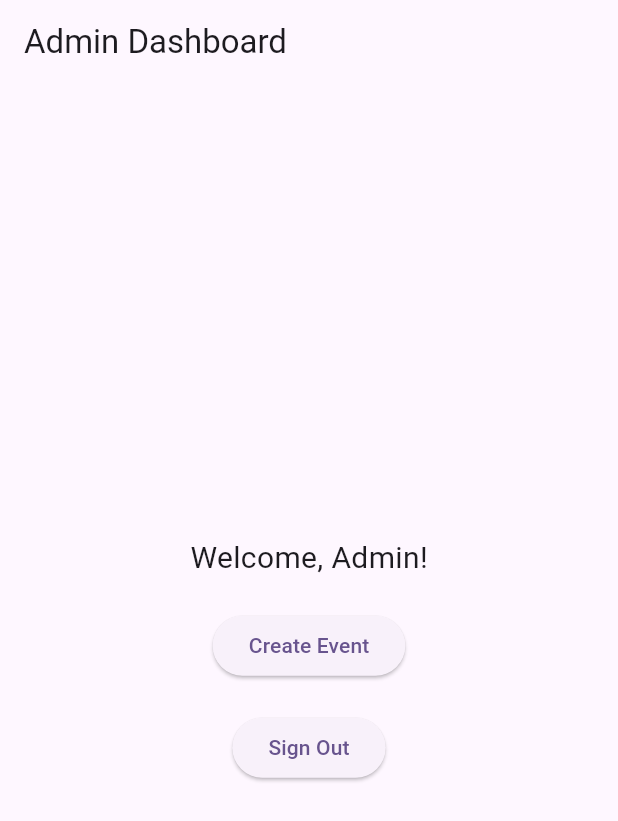
After one commit to Lightseptic1/ems_test_private, a Flutter app: the AdminDashboard screen opened directly, on a phone screen of 412 x 824 dp. The commit adds this screen. Shown: the top 821 px of the screen. Run offline on Flutter 3.47's test engine with Material 3 defaults, Android fonts, the light colour scheme and no system bars; our stand-ins replace cloud_firestore, firebase_auth, firebase_core; accounts and stored records are empty.

Commit message:
Added event making to link with firebase and added signout button to 3 roles, Admin, Event_Manager and Client

```diff
--- /dev/null
+++ b/lib/screens/admin_dashboard.dart
@@ -0,0 +1,46 @@
+import 'package:flutter/material.dart';
+import 'package:firebase_auth/firebase_auth.dart'; // Import Firebase Auth
+import '../create_event.dart';
+import '../auth_screen.dart'; // Import your SignIn screen
+
+class AdminDashboard extends StatelessWidget {
+  const AdminDashboard({super.key});
+
+  void _signOut(BuildContext context) async {
+    await FirebaseAuth.instance.signOut();
+    Navigator.pushReplacement(
+      context,
+      MaterialPageRoute(builder: (context) => AuthScreen()), // Ensure SignInScreen exists
+    );
+  }
+
+  @override
+  Widget build(BuildContext context) {
+    return Scaffold(
+      appBar: AppBar(title: const Text("Admin Dashboard")),
+      body: Center(
+        child: Column(
+          mainAxisAlignment: MainAxisAlignment.center,
+          children: [
+            const Text("Welcome, Admin!", style: TextStyle(fontSize: 20)),
+            const SizedBox(height: 20),
+            ElevatedButton(
+              onPressed: () {
+                Navigator.push(
+                  context,
+                  MaterialPageRoute(builder: (context) => const CreateEventScreen()),
+                );
+              },
+              child: const Text("Create Event"),
+            ),
+            const SizedBox(height: 20),
+            ElevatedButton(
+              onPressed: () => _signOut(context), // Sign out button
+              child: const Text("Sign Out"),
+            ),
+          ],
+        ),
+      ),
+    );
+  }
+}
--- /dev/null
+++ b/lib/screens/dashboard.dart
@@ -0,0 +1,3 @@
+export 'admin_dashboard.dart';
+export 'event_manager_dashboard.dart';
+export 'client_dashboard.dart';
```
Also changed, not shown: lib/main.dart (+55 -5 lines), lib/screens/client_dashboard.dart (added, +33 -0 lines), lib/screens/event_manager_dashboard.dart (added, +49 -0 lines).
